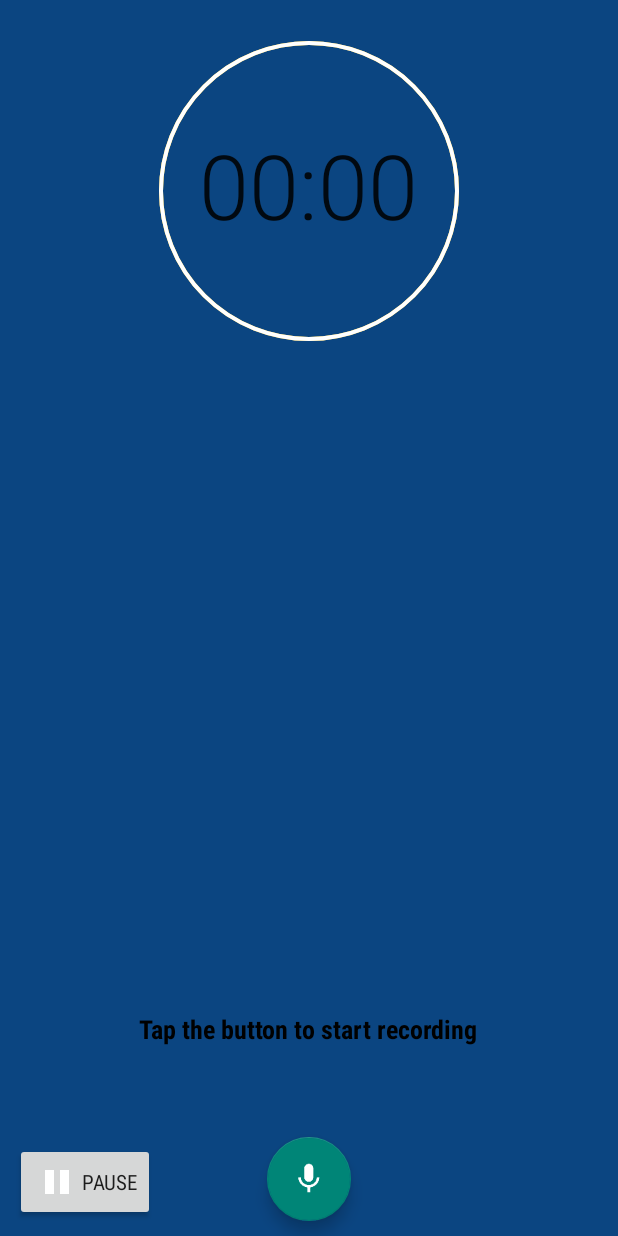
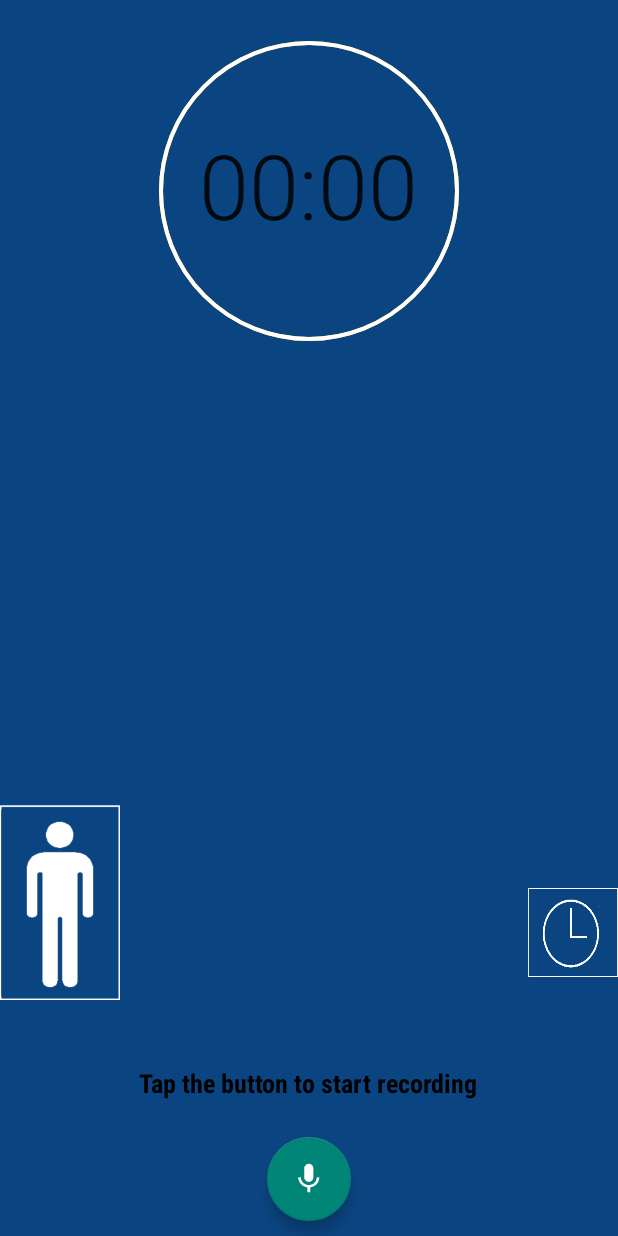
Before and after one commit to Barishhh/OurLastHope, an Android app: the layout fragment_record.xml on its own in the app's theme, with its tools: preview values and no code run, on a phone screen of 412 x 824 dp. Run offline under Robolectric (Android 15) with nearby library versions, the phone set to English and light mode, and no system bars; plain views replace FloatingActionButton.

Commit message:
bm (nn + time)

```diff
--- a/app/src/main/java/com/danielkim/soundrecorder/fragments/RecordFragment.java
+++ b/app/src/main/java/com/danielkim/soundrecorder/fragments/RecordFragment.java
@@ -91,16 +91,6 @@ public class RecordFragment extends Fragment {
             }
         });
 
-        mPauseButton = (Button) recordView.findViewById(R.id.btnPause);
-        mPauseButton.setVisibility(View.GONE); //hide pause button before recording starts
-        mPauseButton.setOnClickListener(new View.OnClickListener() {
-            @Override
-            public void onClick(View v) {
-                onPauseRecord(mPauseRecording);
-                mPauseRecording = !mPauseRecording;
-            }
-        });
-
         return recordView;
     }
 
--- a/app/src/main/res/layout/fragment_record.xml
+++ b/app/src/main/res/layout/fragment_record.xml
@@ -42,21 +42,6 @@
         android:layout_alignParentTop="true"
         android:layout_centerHorizontal="true" />
 
-    <Button
-        android:layout_width="wrap_content"
-        android:layout_height="wrap_content"
-        android:id="@+id/btnPause"
-        android:drawableLeft="@drawable/ic_media_pause"
-        android:text="@string/pause_recording_button"
-        android:textAllCaps="true"
-        android:fontFamily="sans-serif-condensed"
-        android:layout_alignParentLeft="true"
-        android:layout_alignParentStart="true"
-        android:layout_alignParentBottom="true"
-        android:layout_marginBottom="10dp"
-        android:layout_marginLeft="10dp"
-        android:layout_marginStart="10dp"/>
-
     <TextView
         android:layout_width="wrap_content"
         android:layout_height="wrap_content"
@@ -66,8 +51,28 @@
         android:textSize="17sp"
         android:textColor="#000000"
         android:fontFamily="sans-serif-condensed"
+        android:layout_marginBottom="24dp"
         android:layout_above="@+id/btnRecord"
-        android:layout_centerHorizontal="true"
-        android:layout_marginBottom="60dp" />
+        android:layout_centerHorizontal="true" />
+
+    <Button
+        android:layout_width="80dp"
+        android:layout_height="130dp"
+        android:id="@+id/button5"
+        android:background="@drawable/nn"
+        android:layout_marginBottom="43dp"
+        android:layout_above="@+id/recording_status_text"
+        android:layout_alignParentLeft="true"
+        android:layout_alignParentStart="true" />
+
+    <Button
+        android:layout_marginBottom="15dp"
+        android:id="@+id/button6"
+        android:background="@drawable/time"
+        android:layout_alignBottom="@+id/button5"
+        android:layout_alignParentRight="true"
+        android:layout_alignParentEnd="true"
+        android:layout_width="60dp"
+        android:layout_height="59dp" />
 
 </RelativeLayout>
```
Also changed, not shown: app/src/main/res/drawable/nn.png (added), app/src/main/res/drawable/time.png (added).
